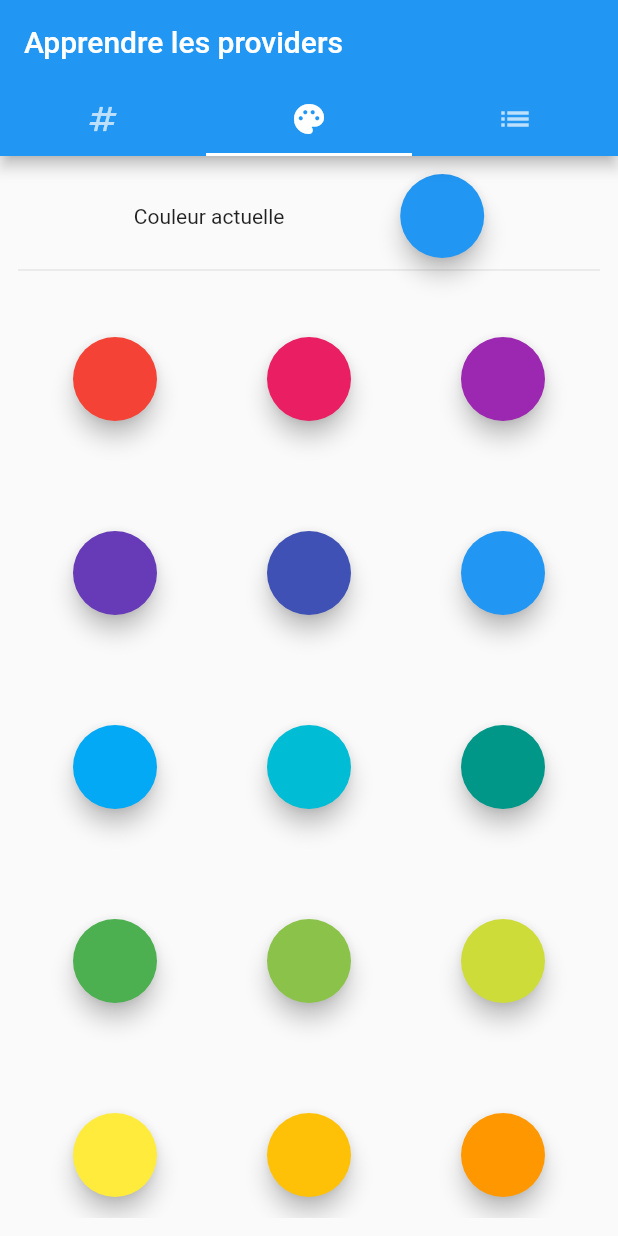
After one commit to abdouwarissiboukari/learn_provider, a Flutter app: the screen it shows after launch, tab 2 chosen, on a phone screen of 412 x 824 dp. The commit adds this screen. Run offline on Flutter 3.47's test engine with Material 2 defaults, Android fonts, the phone set to English and light mode, and no system bars.

Commit message:
Adds of 2023-01-05

```diff
--- a/lib/main.dart
+++ b/lib/main.dart
@@ -1,4 +1,5 @@
 import 'package:flutter/material.dart';
+import 'package:learn_provider/providers/color_provider.dart';
 import 'package:learn_provider/providers/count_provider.dart';
 import 'package:learn_provider/widgets/pages/counter_page.dart';
 import 'package:learn_provider/widgets/pages/tab_page.dart';
@@ -9,6 +10,7 @@ void main() {
     MultiProvider(
       providers: [
         ChangeNotifierProvider(create: (_) => CountProvider()),
+        ChangeNotifierProvider(create: (_) => ColorProvider()),
       ],
       child: const MyApp(),
     ),
@@ -21,9 +23,10 @@ class MyApp extends StatelessWidget {
   @override
   Widget build(BuildContext context) {
     return MaterialApp(
+      debugShowCheckedModeBanner: false,
       title: 'Flutter Demo',
       theme: ThemeData(
-        primarySwatch: Colors.blue,
+        primarySwatch: context.watch<ColorProvider>().color,
       ),
       home: TabPage(),
     );
--- /dev/null
+++ b/lib/providers/color_provider.dart
@@ -0,0 +1,11 @@
+import 'package:flutter/cupertino.dart';
+import 'package:flutter/material.dart';
+
+class ColorProvider with ChangeNotifier {
+  MaterialColor color = Colors.blue;
+
+  changeColor(MaterialColor newColor) {
+    color = newColor;
+    notifyListeners();
+  }
+}
--- /dev/null
+++ b/lib/widgets/pages/color_page.dart
@@ -0,0 +1,40 @@
+import 'package:flutter/cupertino.dart';
+import 'package:flutter/material.dart';
+import 'package:learn_provider/providers/color_provider.dart';
+import 'package:learn_provider/widgets/simple_widgets/color_circle.dart';
+import 'package:provider/provider.dart';
+
+class ColorPage extends StatelessWidget {
+  List<MaterialColor> colors = Colors.primaries;
+
+  @override
+  Widget build(BuildContext context) {
+    return Padding(
+      padding: const EdgeInsets.all(12),
+      child: Column(
+        children: [
+          Row(
+            mainAxisSize: MainAxisSize.max,
+            mainAxisAlignment: MainAxisAlignment.spaceEvenly,
+            children: [
+              const Text("Couleur actuelle"),
+              ColorCircle(color: context.watch<ColorProvider>().color),
+            ],
+          ),
+          const Divider(),
+          Expanded(
+            child: GridView.builder(
+                itemCount: colors.length,
+                gridDelegate: const SliverGridDelegateWithFixedCrossAxisCount(
+                    crossAxisCount: 3),
+                itemBuilder: ((context, index) {
+                  return Center(
+                    child: ColorCircle(color: colors[index]),
+                  );
+                })),
+          )
+        ],
+      ),
+    );
+  }
+}
--- a/lib/widgets/pages/tab_page.dart
+++ b/lib/widgets/pages/tab_page.dart
@@ -1,4 +1,5 @@
 import 'package:flutter/material.dart';
+import 'package:learn_provider/widgets/pages/color_page.dart';
 import 'package:learn_provider/widgets/pages/counter_page.dart';
 
 class TabPage extends StatelessWidget {
@@ -33,7 +34,7 @@ class TabPage extends StatelessWidget {
           ),
           body: TabBarView(children: [
             CounterPage(),
-            CounterPage(),
+            ColorPage(),
             CounterPage(),
           ]),
         ));
--- /dev/null
+++ b/lib/widgets/simple_widgets/color_circle.dart
@@ -0,0 +1,19 @@
+import 'package:flutter/cupertino.dart';
+import 'package:flutter/material.dart';
+import 'package:learn_provider/providers/color_provider.dart';
+import 'package:provider/provider.dart';
+
+class ColorCircle extends StatelessWidget {
+  final MaterialColor color;
+
+  ColorCircle({super.key, required this.color});
+
+  @override
+  Widget build(BuildContext context) {
+    return FloatingActionButton(
+      onPressed: (() => context.read<ColorProvider>().changeColor(color)),
+      backgroundColor: color,
+      heroTag: color,
+    );
+  }
+}
```
